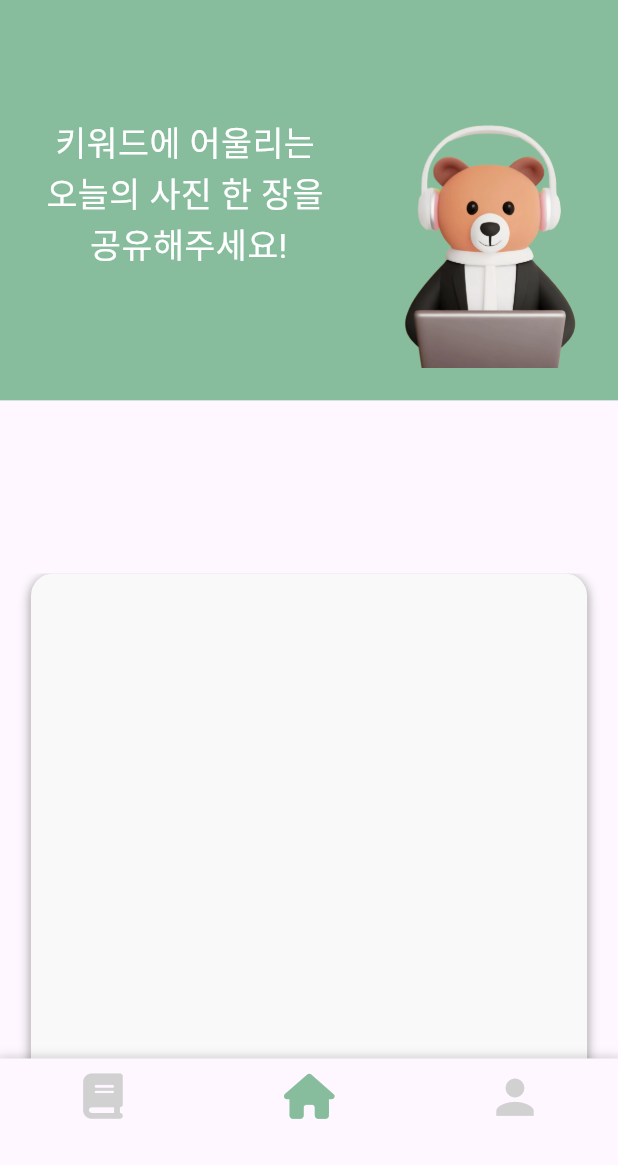
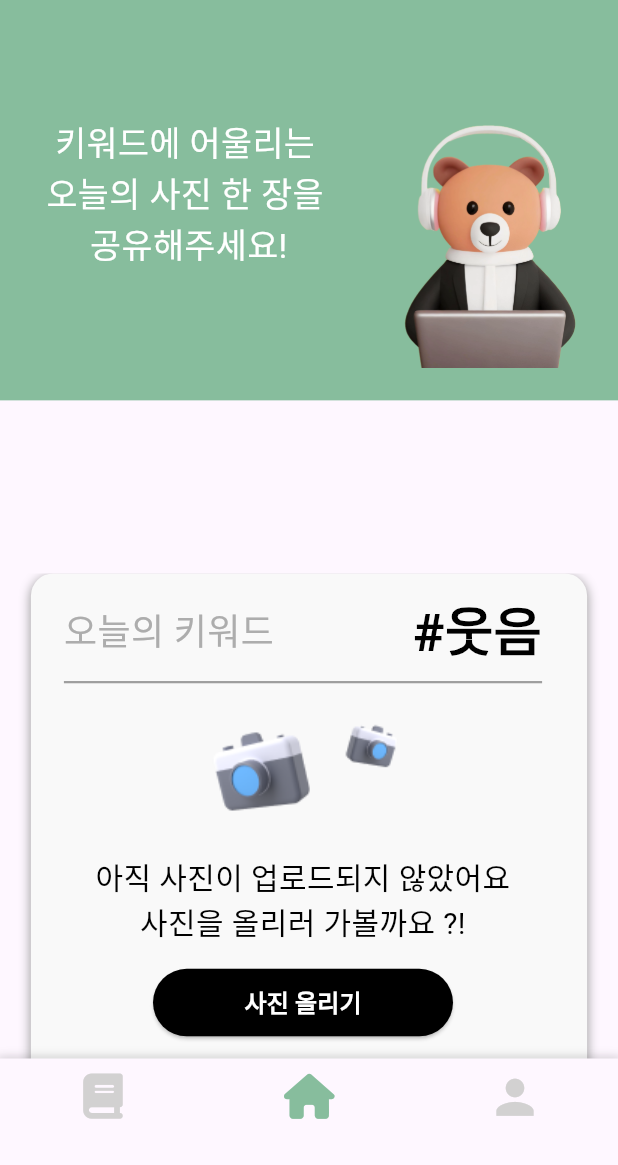
Before and after one commit to ParkMinjun0721/AndAnd, a Flutter app: the screen it shows after launch, on a phone screen of 412 x 824 dp, the part 71-1236 px from its top. Run offline on Flutter 3.47's test engine with Material 2 defaults, Android fonts, the phone set to English and light mode, and no system bars; our stand-ins replace font_awesome_flutter.

Commit message:
create main

```diff
--- a/lib/home.dart
+++ b/lib/home.dart
@@ -3,6 +3,7 @@ import 'package:flutter/material.dart';
 import 'util/color.dart';
 import 'widget/bottomNavi.dart';
 import 'widget/baseappbar.dart';
+import 'inputimg.dart';
 import 'main.dart';
 
 class Home extends StatefulWidget {
@@ -96,11 +97,11 @@ class _MyHomePageState extends State<MyHomePage> {
               Center(
                 child: Container(
                   width: screenWidth * 0.9,
-                    height: screenHeight * 0.68,
+                  height: screenHeight * 0.6,
                   decoration: BoxDecoration(
-                      color: Color(0xFFF9F9F9),
+                    color: const Color(0xFFF9F9F9),
                     borderRadius: BorderRadius.circular(15),
-                      boxShadow: [
+                    boxShadow: const [
                       BoxShadow(
                         color: Colors.grey, // 그림자 색상
                         blurRadius: 5.0, // 그림자 흐림 정도
@@ -108,11 +109,97 @@ class _MyHomePageState extends State<MyHomePage> {
                       ),
                     ],
                   ),
+                  child: Column(
+                    mainAxisAlignment: MainAxisAlignment.start,
+                    crossAxisAlignment: CrossAxisAlignment.start,
+                    children: [
+                      Padding(
+                        padding: const EdgeInsets.only(left: 22, top: 12, right: 30),
+                        child: Column(
+                          crossAxisAlignment: CrossAxisAlignment.start,
+                          children: [
+                            Row(
+                              mainAxisAlignment: MainAxisAlignment.spaceBetween,
+                              children: [
+                                Text(
+                                  '오늘의 키워드',
+                                  style: TextStyle(
+                                    color: Color(0xFFADADAD),
+                                    fontSize: 24,
+                                  ),
+                                ),
+                                Text(
+                                  '#웃음',
+                                  style: TextStyle(
+                                    color: Colors.black,
+                                    fontSize: 35,
+                                    fontWeight: FontWeight.bold,
                                   ),
                                 ),
                               ],
                             ),
+                            Divider(
+                              color: Color(0xFF9E9E9E), // 선의 색상 설정
+                              thickness: 1.5, // 선의 두께 설정
+                              height: 15, // 선의 높이 설정
+                            ),
+                            Align(
+                              alignment: Alignment.center,
+                              child: Image.asset(
+                                'assets/camera.png',
+                                width: screenWidth * 0.45,
+                                height: screenHeight * 0.13,
+                              ),
+                            ),
+                            Center(
+                              child: Padding(
+                                padding: const EdgeInsets.only(top:0), // 원하는 만큼 top 값을 조절합니다.
+                                child: Text(
+                                  '아직 사진이 업로드되지 않았어요 \n사진을 올리러 가볼까요 ?!',
+                                  style: TextStyle(
+                                    color: Color(0xFF000000),
+                                    fontSize: 20,
+                                    fontWeight: FontWeight.normal,
+                                  ),
+                                  textAlign: TextAlign.center, // 텍스트를 가운데 정렬합니다.
+                                ),
+                              ),
+                            ),
+                            Center(
+                              child: Padding(
+                                padding: const EdgeInsets.only(top: 15.0),
+                                child: ElevatedButton(
+                                  style: ElevatedButton.styleFrom(
+                                    primary: Colors.black,
+                                    minimumSize: Size(200.0, 45.0), // 최소 길이 설정
+                                  ),
+                                  onPressed: () {
+                                    Navigator.push(
+                                      context,
+                                      MaterialPageRoute(builder: (context) => InputImg()),
+                                    );
+                                  },
+                                  child: Text(
+                                    '사진 올리기',
+                                    style: TextStyle(
+                                      color: Colors.white,
+                                      fontSize: 16,
+                                      fontWeight: FontWeight.bold,
+                                    ),
+                                  ),
+                                ),
+                              ),
                             )
+                          ],
+                        ),
+                      ),
+                    ],
+                  ),
+                ),
+              ),
+            ],
+          ),
+        ),
       ),
       bottomNavigationBar: BottomNavi(
         selectedIndex: 1,
--- a/lib/login/login_code_connect.dart
+++ b/lib/login/login_code_connect.dart
@@ -17,7 +17,7 @@ class _LoginCodeConnectState extends State<LoginCodeConnect> {
     // width: screenWidth * 0.9,
     // height: screenHeight * 0.6,
     return Scaffold(backgroundColor: LoginPage.backgroundMain,
-      appBar: BaseAppBar(),
+      appBar: LightAppBar(),
       body: Center(
         child: SingleChildScrollView(
           child: Column(
--- a/lib/login/login_connect_complete.dart
+++ b/lib/login/login_connect_complete.dart
@@ -17,7 +17,7 @@ class _LoginConnectCompleteState extends State<LoginConnectComplete> {
     final screenWidth = MediaQuery.of(context).size.width;
     final screenHeight = MediaQuery.of(context).size.height;
     return Scaffold(backgroundColor: LoginPage.backgroundMain,
-      appBar: const BaseAppBar(),
+      appBar: const LightAppBar(),
       body: Column(
         children: [
           Expanded(
--- a/lib/login/login_connect_confirm.dart
+++ b/lib/login/login_connect_confirm.dart
@@ -16,7 +16,7 @@ class _LoginConnectConfirmState extends State<LoginConnectConfirm> {
     final screenWidth = MediaQuery.of(context).size.width;
     final screenHeight = MediaQuery.of(context).size.height;
     return Scaffold(backgroundColor: LoginPage.backgroundMain,
-      appBar: const BaseAppBar(),
+      appBar: const LightAppBar(),
       body: Column(
         children: [
           Expanded(
--- a/lib/login/login_register.dart
+++ b/lib/login/login_register.dart
@@ -12,7 +12,7 @@ class _LoginRegisterState extends State<LoginRegister> {
   @override
   Widget build(BuildContext context) {
     return Scaffold(
-      appBar: BaseAppBar(),
+      appBar: LightAppBar(),
       body: Center(
         child: SingleChildScrollView(
           child: Column(
--- a/lib/widget/lightappbar.dart
+++ b/lib/widget/lightappbar.dart
@@ -3,8 +3,8 @@ import 'package:andand/widget/baseappbar.dart';
 import 'package:andand/widget/bottomNavi.dart';
 
 
-class BaseAppBar extends StatelessWidget implements PreferredSizeWidget {
-  const BaseAppBar({Key? key}) : super(key: key);
+class LightAppBar extends StatelessWidget implements PreferredSizeWidget {
+  const LightAppBar({Key? key}) : super(key: key);
 
   static const IconData arrowBackIcon = IconData(
     0xf571,
@@ -16,10 +16,12 @@ class BaseAppBar extends StatelessWidget implements PreferredSizeWidget {
   Widget build(BuildContext context) {
     final screenWidth = MediaQuery.of(context).size.width;
     final screenHeight = MediaQuery.of(context).size.height;
+    final bool automaticallyImplyLeading;
     // width: screenWidth * 0.9,
     // height: screenHeight * 0.6,
     return AppBar(
       backgroundColor: Color(0xFF87BD9D).withOpacity(0.05),
+      automaticallyImplyLeading: false,
       elevation: 0.3,
       flexibleSpace: SafeArea(
         child: Row(
--- a/pubspec.yaml
+++ b/pubspec.yaml
@@ -72,6 +72,8 @@ flutter:
      - assets/lightlogo.png
      - assets/mainbear.png
      - assets/bear_welcome.png
+     - assets/moneybear.png
+     - assets/camera.png
     #   - images/a_dot_ham.jpeg
 
 
```
Also changed, not shown: lib/inputimg.dart (added, +32 -0 lines), assets/camera.png (added), assets/moneybear.png (added). Lines whose indentation alone changed are shown as unchanged.
